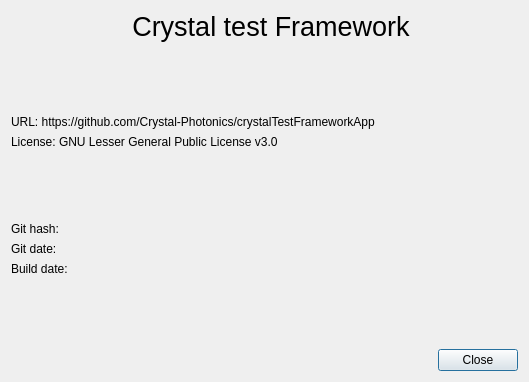
The window that src/Windows/infowindow.ui (Crystal-Photonics/crystalTestFrameworkApp) describes before a commit, drawn with Qt 5.
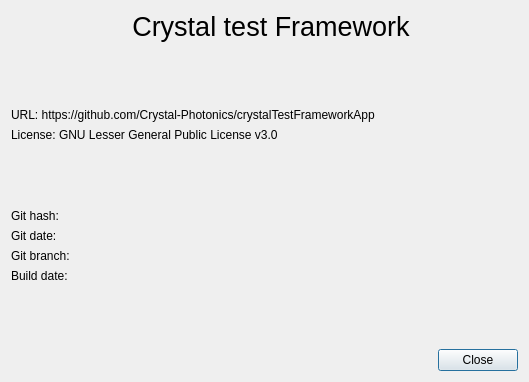
The same window after the commit. Icons and pictures are not drawn.

Commit message: -git branch name in infowindow

Diff of the .ui file:
```diff
--- a/src/Windows/infowindow.ui
+++ b/src/Windows/infowindow.ui
@@ -132,6 +132,13 @@
      </property>
     </widget>
    </item>
+   <item>
+    <widget class="QLabel" name="lbl_build_branch">
+     <property name="text">
+      <string>Git branch:</string>
+     </property>
+    </widget>
+   </item>
    <item>
     <widget class="QLabel" name="lbl_build_date">
      <property name="text">
```
The commit also changes 3 other files.
